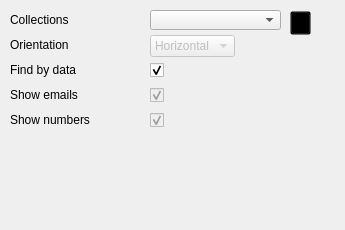
The window that contacts/config.ui (KDE/akonadi-google-applets) describes before a commit, drawn with Qt 5.
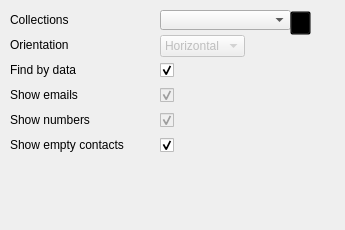
The same window after the commit.

What changed in the file:
```diff
--- a/contacts/config.ui
+++ b/contacts/config.ui
@@ -35,7 +35,7 @@
   <widget class="QComboBox" name="collectionBox">
    <property name="geometry">
     <rect>
-     <x>150</x>
+     <x>160</x>
      <y>10</y>
      <width>131</width>
      <height>20</height>
@@ -73,7 +73,7 @@
    </property>
    <property name="geometry">
     <rect>
-     <x>150</x>
+     <x>160</x>
      <y>85</y>
      <width>150</width>
      <height>20</height>
@@ -92,7 +92,7 @@
    </property>
    <property name="geometry">
     <rect>
-     <x>150</x>
+     <x>160</x>
      <y>110</y>
      <width>89</width>
      <height>21</height>
@@ -140,7 +140,7 @@
    </property>
    <property name="geometry">
     <rect>
-     <x>150</x>
+     <x>160</x>
      <y>35</y>
      <width>101</width>
      <height>24</height>
@@ -195,7 +195,7 @@
   <widget class="QCheckBox" name="findData">
    <property name="geometry">
     <rect>
-     <x>150</x>
+     <x>160</x>
      <y>60</y>
      <width>89</width>
      <height>20</height>
@@ -208,6 +208,35 @@
     <bool>true</bool>
    </property>
   </widget>
+  <widget class="QLabel" name="label_6">
+   <property name="geometry">
+    <rect>
+     <x>10</x>
+     <y>135</y>
+     <width>141</width>
+     <height>20</height>
+    </rect>
+   </property>
+   <property name="text">
+    <string>Show empty contacts</string>
+   </property>
+  </widget>
+  <widget class="QCheckBox" name="showEmptyContacts">
+   <property name="geometry">
+    <rect>
+     <x>160</x>
+     <y>135</y>
+     <width>89</width>
+     <height>20</height>
+    </rect>
+   </property>
+   <property name="text">
+    <string/>
+   </property>
+   <property name="checked">
+    <bool>true</bool>
+   </property>
+  </widget>
  </widget>
  <resources/>
  <connections/>
```
